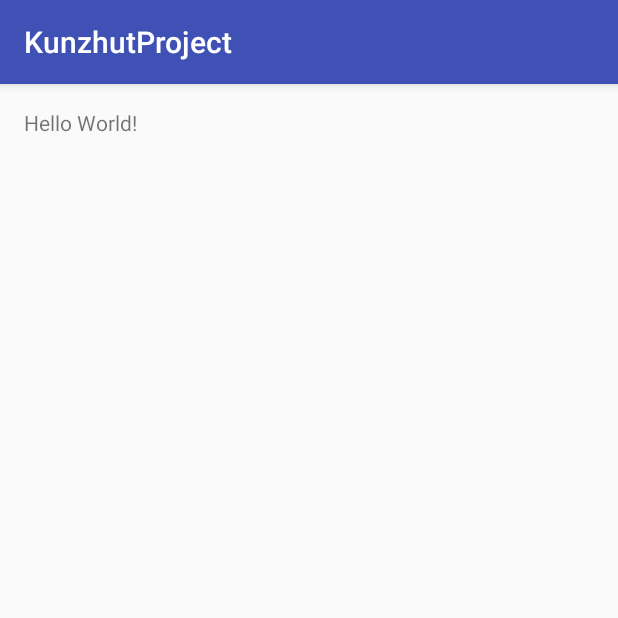
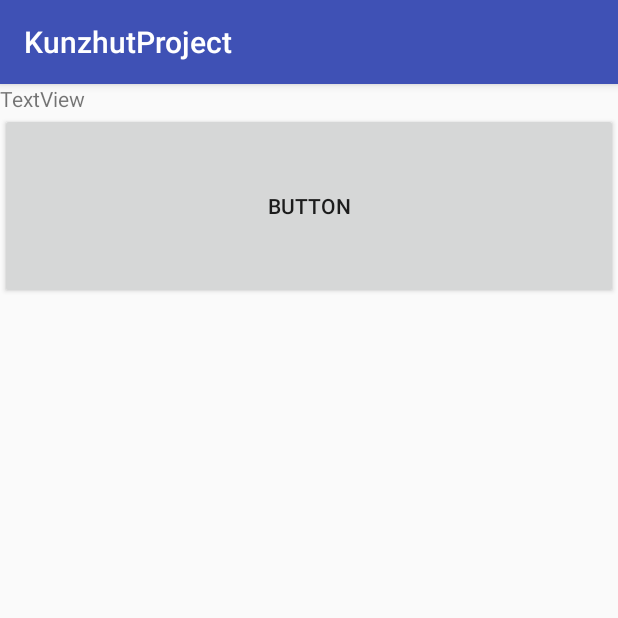
Before and after one commit to alexmusiienko/Kunzhut, an Android app: the screen it shows after launch (MainActivity), on a phone screen of 412 x 824 dp, the top half of it. Run offline under Robolectric (Android 15) with nearby library versions, the phone set to English and light mode, and no system bars.

Commit message:
Adding MainActivity and 1 Fragment

```diff
--- /dev/null
+++ b/app/src/main/java/com/example/alexm/kunzhutproject/ChatFragmant.java
@@ -0,0 +1,10 @@
+package com.example.alexm.kunzhutproject;
+
+import android.support.v4.app.Fragment;
+
+/**
+ * Created by lubcik on 09.03.17.
+ */
+
+public class ChatFragmant extends Fragment {
+}
--- /dev/null
+++ b/app/src/main/java/com/example/alexm/kunzhutproject/HelloFragment.java
@@ -0,0 +1,37 @@
+package com.example.alexm.kunzhutproject;
+
+import android.os.Bundle;
+import android.support.v4.app.Fragment;
+import android.support.v4.app.FragmentActivity;
+import android.view.LayoutInflater;
+import android.view.View;
+import android.view.ViewGroup;
+import android.widget.Button;
+import android.widget.EditText;
+
+/**
+ * Created by lubcik on 09.03.17.
+ */
+
+public class HelloFragment extends Fragment {
+    private Button LetsStarButtom;
+    private EditText Greetings;
+    @Override
+    public View onCreateView(LayoutInflater inflater,
+                             ViewGroup container,
+                             Bundle savedInstanceState) {
+
+        View view = inflater.inflate(R.layout.hello_fragment, container, false);
+        LetsStarButtom = (Button) view.findViewById(R.id.button);
+        LetsStarButtom.setOnClickListener(new View.OnClickListener() {
+
+            @Override
+            public void onClick(final View v) {
+                FragmentActivity activity = getActivity();
+                MainActivity mainActivity = (MainActivity) activity;
+                mainActivity.showFragment(new ChatFragmant());
+            }
+        });
+        return view;
+    }
+}
--- a/app/src/main/java/com/example/alexm/kunzhutproject/MainActivity.java
+++ b/app/src/main/java/com/example/alexm/kunzhutproject/MainActivity.java
@@ -1,13 +1,28 @@
 package com.example.alexm.kunzhutproject;
 
+import android.os.Bundle;
+
+
+import android.support.annotation.Nullable;
+import android.support.v4.app.Fragment;
+import android.support.v4.app.FragmentManager;
+import android.support.v4.app.FragmentTransaction;
 import android.support.v7.app.AppCompatActivity;
-import android.os.Bundle;
 
 public class MainActivity extends AppCompatActivity {
 
     @Override
-    protected void onCreate(Bundle savedInstanceState) {
+    protected void onCreate(@Nullable Bundle savedInstanceState) {
         super.onCreate(savedInstanceState);
+
         setContentView(R.layout.activity_main);
+        showFragment(new HelloFragment());
+    }
+
+    public void showFragment(Fragment fragment) {
+        FragmentManager supportFragmentManager = getSupportFragmentManager();
+        FragmentTransaction fragmentTransaction = supportFragmentManager.beginTransaction();
+        fragmentTransaction.replace(R.id.container,fragment);
+        fragmentTransaction.commit();
     }
 }
--- a/app/src/main/res/layout/activity_main.xml
+++ b/app/src/main/res/layout/activity_main.xml
@@ -1,17 +1,6 @@
 <?xml version="1.0" encoding="utf-8"?>
 <RelativeLayout xmlns:android="http://schemas.android.com/apk/res/android"
     xmlns:tools="http://schemas.android.com/tools"
-    android:id="@+id/activity_main"
+    android:id="@+id/container"
     android:layout_width="match_parent"
-    android:layout_height="match_parent"
-    android:paddingBottom="@dimen/activity_vertical_margin"
-    android:paddingLeft="@dimen/activity_horizontal_margin"
-    android:paddingRight="@dimen/activity_horizontal_margin"
-    android:paddingTop="@dimen/activity_vertical_margin"
-    tools:context="com.example.alexm.kunzhutproject.MainActivity">
-
-    <TextView
-        android:layout_width="wrap_content"
-        android:layout_height="wrap_content"
-        android:text="Hello World!" />
-</RelativeLayout>
+    android:layout_height="match_parent"/>
--- /dev/null
+++ b/app/src/main/res/layout/chat_fragment.xml
@@ -0,0 +1,6 @@
+<?xml version="1.0" encoding="utf-8"?>
+<LinearLayout xmlns:android="http://schemas.android.com/apk/res/android"
+    android:orientation="vertical" android:layout_width="match_parent"
+    android:layout_height="match_parent">
+
+</LinearLayout>
--- /dev/null
+++ b/app/src/main/res/layout/hello_fragment.xml
@@ -0,0 +1,20 @@
+<?xml version="1.0" encoding="utf-8"?>
+<LinearLayout xmlns:android="http://schemas.android.com/apk/res/android"
+    android:orientation="vertical" android:layout_width="match_parent"
+    android:layout_height="match_parent">
+
+
+    <TextView
+        android:text="TextView"
+        android:layout_width="match_parent"
+        android:layout_height="wrap_content"
+        android:id="@+id/OurFuckingMessage" />
+
+    <Button
+        android:text="Button"
+        android:layout_width="match_parent"
+        android:layout_height="124dp"
+        android:id="@+id/button">
+
+    </Button>
+</LinearLayout>
```
